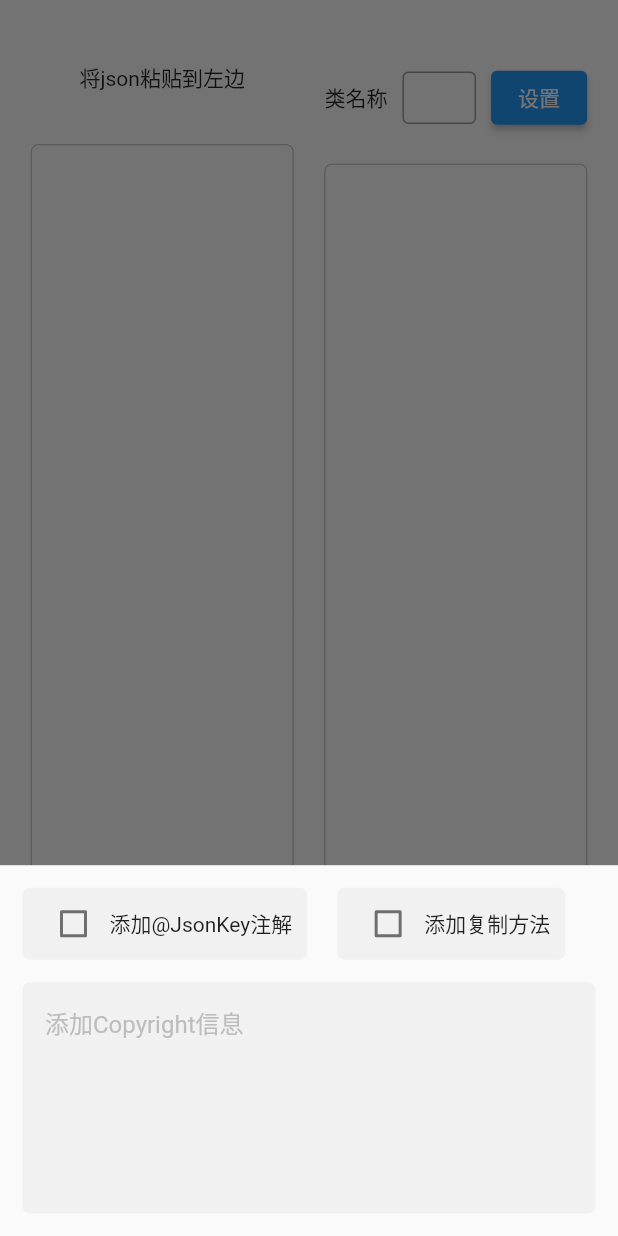
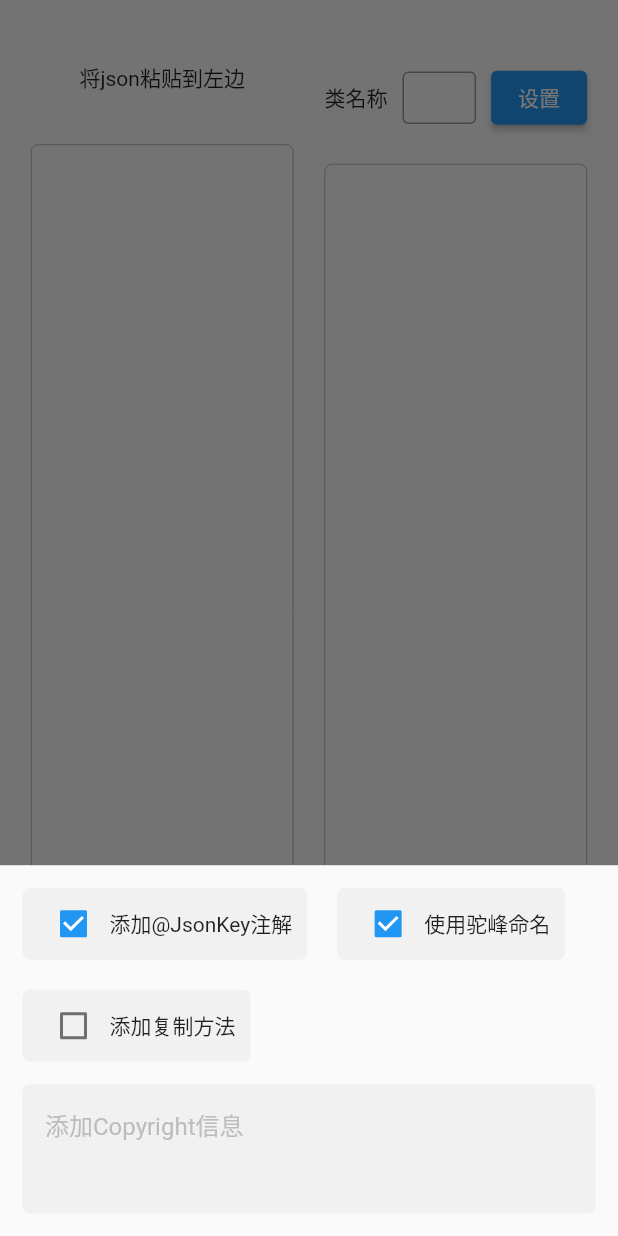
Before and after one commit to YuroLtd/json_to_dart, a Flutter app: the screen it shows after launch, after a tap on "设置", on a phone screen of 412 x 824 dp. Run offline on Flutter 3.47's test engine with Material 2 defaults, Android fonts, the light colour scheme and no system bars; our stand-ins replace shared_preferences; missing offline and left inert: dart_style.

Commit message:
[feat] complete the basic of JSON to dart object

```diff
--- /dev/null
+++ b/lib/bean/field.dart
@@ -0,0 +1,33 @@
+import 'package:json_to_dart/export.dart';
+
+class Field {
+  final String key;
+  String type;
+  String? _name;
+  bool nullable;
+
+  Field({
+    required this.key,
+    required this.type,
+    this.nullable = false,
+  });
+}
+
+extension FieldExt on Field {
+  String getName(bool camelCase) {
+    if (_name != null) return _name!;
+    if (camelCase && key.contains('_')) {
+      final sb = StringBuffer();
+      final list = key
+          .split('_')
+          .where((element) => element.isNotEmpty)
+          .map((e) => '${e[0].toUpperCase()}${e.substring(1)}')
+          .toList();
+      for (int i = 0; i < list.length; i++) {
+        sb.write(i == 0 ? list[0].toLowerCase() : list[i]);
+      }
+      _name = sb.toString();
+    }
+    return _name ??= key;
+  }
+}
--- /dev/null
+++ b/lib/components/home_let.dart
@@ -0,0 +1,28 @@
+import 'package:json_to_dart/export.dart';
+
+class HomeLeft extends StatelessWidget {
+  const HomeLeft({Key? key}) : super(key: key);
+
+  @override
+  Widget build(BuildContext context) => Column(children: [
+        const SizedBox(height: 35, child: Text('将json粘贴到左边')),
+        Expanded(
+          child: Container(
+              margin: const EdgeInsets.symmetric(vertical: 20),
+              decoration: BoxDecoration(
+                border: Border.all(color: Colors.grey, width: 0.5),
+                borderRadius: BorderRadius.circular(5),
+              ),
+              child: TextField(
+                  controller: context.read<JsonToDartController>().inputController,
+                  onChanged: context.read<JsonToDartController>().onInputChanged,
+                  keyboardType: TextInputType.multiline,
+                  maxLines: 1000,
+                  decoration: const InputDecoration(
+                    border: InputBorder.none,
+                    contentPadding: EdgeInsets.only(left: 15, top: 15, bottom: 15),
+                  ))),
+        ),
+        ElevatedButton(onPressed: context.read<JsonToDartController>().formatJson, child: const Text('格式化'))
+      ]);
+}
--- a/lib/src/components/home_right.dart
+++ b/lib/components/home_right.dart
@@ -1,7 +1,4 @@
-import 'package:flutter/material.dart';
-import 'package:provider/provider.dart';
-
-import '../controller/controller.dart';
+import 'package:json_to_dart/export.dart';
 
 class HomeRight extends StatelessWidget {
   const HomeRight({Key? key}) : super(key: key);
@@ -13,15 +10,17 @@
           child: Container(
               width: double.infinity,
               margin: const EdgeInsets.symmetric(vertical: 20),
-            padding: const EdgeInsets.all(15),
+              padding: const EdgeInsets.only(left: 15,top: 15,bottom: 15),
               decoration: BoxDecoration(
                 border: Border.all(color: Colors.grey, width: 0.5),
                 borderRadius: BorderRadius.circular(5),
               ),
+              child: SingleChildScrollView(
+                physics: const BouncingScrollPhysics(parent: AlwaysScrollableScrollPhysics()),
                 child: ValueListenableBuilder<String>(
                     valueListenable: context.read<JsonToDartController>().output,
                     builder: (context, value, child) => Text(value)),
-          ),
+              )),
         ),
         ElevatedButton(onPressed: context.read<JsonToDartController>().copyToClipboard, child: const Text('复制'))
       ]);
@@ -37,7 +36,7 @@
                     controller: context.read<JsonToDartController>().nameController,
                     onChanged: context.read<JsonToDartController>().onNameChanged,
                     decoration: const InputDecoration(
-                      contentPadding: EdgeInsets.zero,
+                      contentPadding: EdgeInsets.symmetric(horizontal: 15),
                       border: OutlineInputBorder(),
                     ))),
           ),
--- a/lib/src/components/setting.dart
+++ b/lib/components/setting.dart
@@ -1,6 +1,4 @@
-import 'package:flutter/material.dart';
-import 'package:json_to_dart/src/controller/controller.dart';
-import 'package:provider/provider.dart';
+import 'package:json_to_dart/export.dart';
 
 class SettingSheet extends StatelessWidget {
   const SettingSheet({Key? key}) : super(key: key);
@@ -16,14 +14,14 @@
               margin: const EdgeInsets.only(top: 15),
               decoration: BoxDecoration(color: Colors.grey.withOpacity(0.1), borderRadius: BorderRadius.circular(5)),
               child: TextField(
-                  controller: context.read<JsonToDartController>().fileHeaderController,
                   maxLines: 20,
-                  decoration:  InputDecoration(
-                    border: InputBorder.none,
-                    contentPadding: const EdgeInsets.all(15),
-                    hintText: '添加Copyright信息',
-                    hintStyle: TextStyle(color: Colors.grey[400])
-                  ))),
+                  controller: context.read<JsonToDartController>().copyrightController,
+                  onChanged: context.read<JsonToDartController>().onCopyrightChanged,
+                  decoration: InputDecoration(
+                      border: InputBorder.none,
+                      contentPadding: const EdgeInsets.all(15),
+                      hintText: '添加Copyright信息',
+                      hintStyle: TextStyle(color: Colors.grey[400])))),
         )
       ]));
 
@@ -32,6 +30,11 @@
           label: '添加@JsonKey注解',
           valueKey: const ValueKey('JsonKey'),
           checked: context.read<JsonToDartController>().enableJsonKey,
+        ),
+        CheckBoxItem(
+          label: '使用驼峰命名',
+          valueKey: const ValueKey('CamelCase'),
+          checked: context.read<JsonToDartController>().enableCamelCase,
         ),
         CheckBoxItem(
           label: '添加复制方法',
--- a/lib/main.dart
+++ b/lib/main.dart
@@ -1,22 +1,36 @@
 import 'package:flutter/material.dart';
-import 'package:provider/provider.dart';
 
-import 'src/home.dart';
-import 'src/controller/controller.dart';
 
-void main() {
-  runApp(Provider(create: (_) => JsonToDartController(), child: const MyApp()));
-}
+import 'package:json_to_dart/export.dart';
+
+void main() => runApp(Provider(
+      create: (_) => JsonToDartController(),
+      child: const MyApp(),
+    ));
 
 class MyApp extends StatelessWidget {
   const MyApp({Key? key}) : super(key: key);
 
   @override
-  Widget build(BuildContext context) {
-    return MaterialApp(
-      title: 'json_to_dart',
-      theme: ThemeData(primarySwatch: Colors.blue),
-      home: const HomePage(),
-    );
-  }
+  Widget build(BuildContext context) => MaterialApp(
+        title: 'json_to_dart',
+        theme: ThemeData(primarySwatch: Colors.blue),
+        home: const HomePage(),
+      );
 }
+
+class HomePage extends StatelessWidget {
+  const HomePage({Key? key}) : super(key: key);
+
+  @override
+  Widget build(BuildContext context) => Scaffold(
+      body: Center(
+          child: SizedBox(
+              width: MediaQuery.of(context).size.width * 0.9,
+              height: MediaQuery.of(context).size.height * 0.9,
+              child: Row(children: [
+                const Expanded(flex: 1, child: HomeLeft()),
+                SizedBox(width: MediaQuery.of(context).size.width * 0.05),
+                const Expanded(flex: 1, child: HomeRight()),
+              ]))));
+}
--- a/lib/src/bean/field.dart
+++ /dev/null
@@ -1,6 +0,0 @@
-class Field {
-// 属性名称
-  String name;
-
-  Field(this.name);
-}
--- a/lib/src/components/home_let.dart
+++ /dev/null
@@ -1,29 +0,0 @@
-import 'package:flutter/material.dart';
-import 'package:provider/provider.dart';
-
-import '../controller/controller.dart';
-
-class HomeLeft extends StatelessWidget {
-  const HomeLeft({Key? key}) : super(key: key);
-
-  @override
-  Widget build(BuildContext context) => Column(children: [
-        const SizedBox(height: 35, child: Text('将json粘贴到左边')),
-        Expanded(
-          child: Container(
-            margin: const EdgeInsets.symmetric(vertical: 20),
-            decoration: BoxDecoration(
-              border: Border.all(color: Colors.grey, width: 0.5),
-              borderRadius: BorderRadius.circular(5),
-            ),
-            child: TextField(
-                controller: context.read<JsonToDartController>().inputController,
-                onChanged: context.read<JsonToDartController>().onInputChanged,
-                keyboardType: TextInputType.multiline,
-                maxLines: 1000,
-                decoration: const InputDecoration(border: InputBorder.none, contentPadding: EdgeInsets.all(15))),
-          ),
-        ),
-        ElevatedButton(onPressed: context.read<JsonToDartController>().formatJson, child: const Text('格式化'))
-      ]);
-}
--- a/lib/src/home.dart
+++ /dev/null
@@ -1,19 +0,0 @@
-import 'package:flutter/material.dart';
-import 'components/home_let.dart';
-import 'components/home_right.dart';
-
-class HomePage extends StatelessWidget {
-  const HomePage({Key? key}) : super(key: key);
-
-  @override
-  Widget build(BuildContext context) => Scaffold(
-      body: Center(
-          child: SizedBox(
-              width: MediaQuery.of(context).size.width * 0.9,
-              height: MediaQuery.of(context).size.height * 0.9,
-              child: Row(children: [
-                const Expanded(flex: 1, child: HomeLeft()),
-                SizedBox(width: MediaQuery.of(context).size.width * 0.05),
-                const Expanded(flex: 1, child: HomeRight()),
-              ]))));
-}
--- a/pubspec.yaml
+++ b/pubspec.yaml
@@ -35,8 +35,9 @@
   # Use with the CupertinoIcons class for iOS style icons.
   cupertino_icons: ^1.0.2
   provider: ^6.0.2
-  url_launcher: ^6.0.20
+#  url_launcher: ^6.0.20
   shared_preferences: ^2.0.13
+  dart_style: ^2.2.1
 
 dev_dependencies:
   flutter_test:
```
Also changed, not shown: lib/bean/clazz.dart (added, +61 -0 lines), lib/controller/controller.dart (added, +246 -0 lines), lib/export.dart (added, +13 -0 lines), lib/src/bean/clazz.dart (deleted, +0 -9 lines), lib/src/controller/controller.dart (deleted, +0 -58 lines), pubspec.lock, 3 other files. Lines whose indentation alone changed are shown as unchanged.
